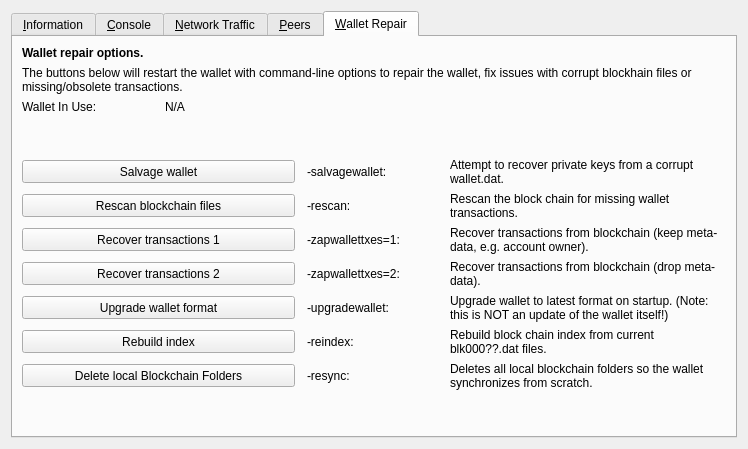
Before: the Qt Designer form src/qt/forms/debugwindow.ui in BITCORNProject/BITCORN, drawn with Qt 5.
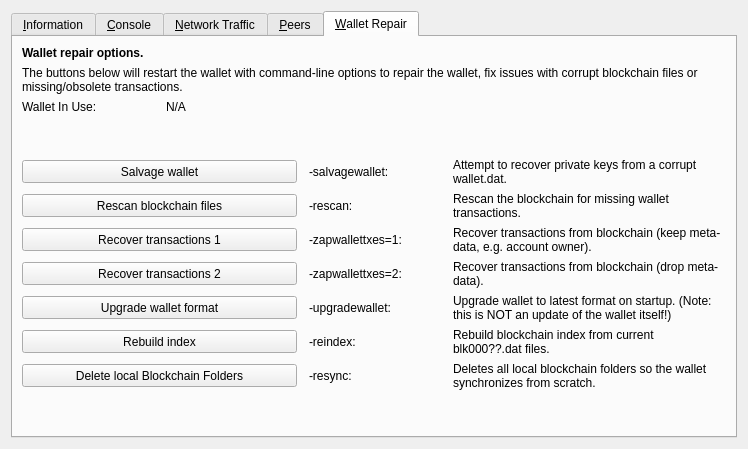
After: the same form once the commit is applied. The open tabs and pages were chosen to show the change. Icons and pictures are not drawn. Custom widgets are drawn as their Qt base class.

What changed in the file:
```diff
--- a/src/qt/forms/debugwindow.ui
+++ b/src/qt/forms/debugwindow.ui
@@ -1577,7 +1577,7 @@
           </font>
          </property>
          <property name="text">
-          <string>The buttons below will restart the wallet with command-line options to repair the wallet, fix issues with corrupt blockhain files or missing/obsolete transactions.</string>
+          <string>The buttons below will restart the wallet with command-line options to repair the wallet, fix issues with corrupt blockchain files or missing/obsolete transactions.</string>
          </property>
          <property name="wordWrap">
           <bool>true</bool>
@@ -1673,7 +1673,7 @@
        <item row="5" column="3">
         <widget class="QLabel" name="label_repair_rescan">
          <property name="text">
-          <string>Rescan the block chain for missing wallet transactions.</string>
+          <string>Rescan the blockchain for missing wallet transactions.</string>
          </property>
          <property name="wordWrap">
           <bool>true</bool>
@@ -1793,7 +1793,7 @@
        <item row="9" column="3">
         <widget class="QLabel" name="label_repair_reindex">
          <property name="text">
-          <string>Rebuild block chain index from current blk000??.dat files.</string>
+          <string>Rebuild blockchain index from current blk000??.dat files.</string>
          </property>
          <property name="wordWrap">
           <bool>true</bool>
```
